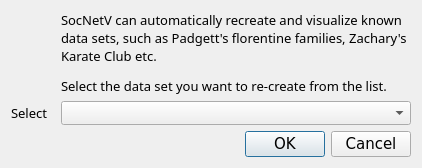
Old version of the form src/forms/datasetselectdialog.ui in the repository socnetv/app.
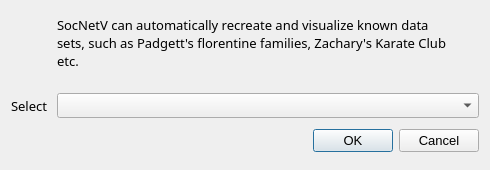
New version of the form. Icons and pictures are not drawn.

Commit message: even more dialog font fixes 8

Patch:
```diff
--- a/src/forms/datasetselectdialog.ui
+++ b/src/forms/datasetselectdialog.ui
@@ -9,20 +9,26 @@
    <rect>
     <x>0</x>
     <y>0</y>
-    <width>422</width>
-    <height>168</height>
+    <width>490</width>
+    <height>170</height>
    </rect>
   </property>
+  <property name="sizePolicy">
+   <sizepolicy hsizetype="MinimumExpanding" vsizetype="MinimumExpanding">
+    <horstretch>0</horstretch>
+    <verstretch>0</verstretch>
+   </sizepolicy>
+  </property>
   <property name="minimumSize">
    <size>
-    <width>400</width>
-    <height>160</height>
+    <width>460</width>
+    <height>170</height>
    </size>
   </property>
   <property name="maximumSize">
    <size>
-    <width>600</width>
-    <height>195</height>
+    <width>490</width>
+    <height>185</height>
    </size>
   </property>
   <property name="font">
@@ -33,7 +39,7 @@
   <property name="windowTitle">
    <string>Select Data Set</string>
   </property>
-  <layout class="QGridLayout" name="gridLayout">
+  <layout class="QFormLayout" name="formLayout">
    <item row="0" column="0">
     <widget class="QLabel" name="description_image">
      <property name="minimumSize">
@@ -74,14 +80,14 @@
      </property>
      <property name="minimumSize">
       <size>
-       <width>350</width>
-       <height>40</height>
+       <width>400</width>
+       <height>60</height>
       </size>
      </property>
      <property name="maximumSize">
       <size>
        <width>0</width>
-       <height>140</height>
+       <height>100</height>
       </size>
      </property>
      <property name="font">
@@ -101,19 +107,6 @@
      </property>
     </widget>
    </item>
-   <item row="1" column="0">
-    <widget class="QLabel" name="selectLabel">
-     <property name="font">
-      <font>
-       <family>Sans Serif</family>
-       <pointsize>10</pointsize>
-      </font>
-     </property>
-     <property name="text">
-      <string>Select</string>
-     </property>
-    </widget>
-   </item>
    <item row="1" column="1">
     <widget class="QComboBox" name="selectBox">
      <property name="enabled">
@@ -143,8 +136,7 @@
     <widget class="QDialogButtonBox" name="buttonBox">
      <property name="font">
       <font>
-       <family>DejaVu Sans</family>
-       <pointsize>11</pointsize>
+       <pointsize>10</pointsize>
       </font>
      </property>
      <property name="orientation">
@@ -155,6 +147,19 @@
      </property>
     </widget>
    </item>
+   <item row="1" column="0">
+    <widget class="QLabel" name="selectLabel">
+     <property name="font">
+      <font>
+       <family>Sans Serif</family>
+       <pointsize>10</pointsize>
+      </font>
+     </property>
+     <property name="text">
+      <string>Select</string>
+     </property>
+    </widget>
+   </item>
   </layout>
  </widget>
  <resources/>
```
